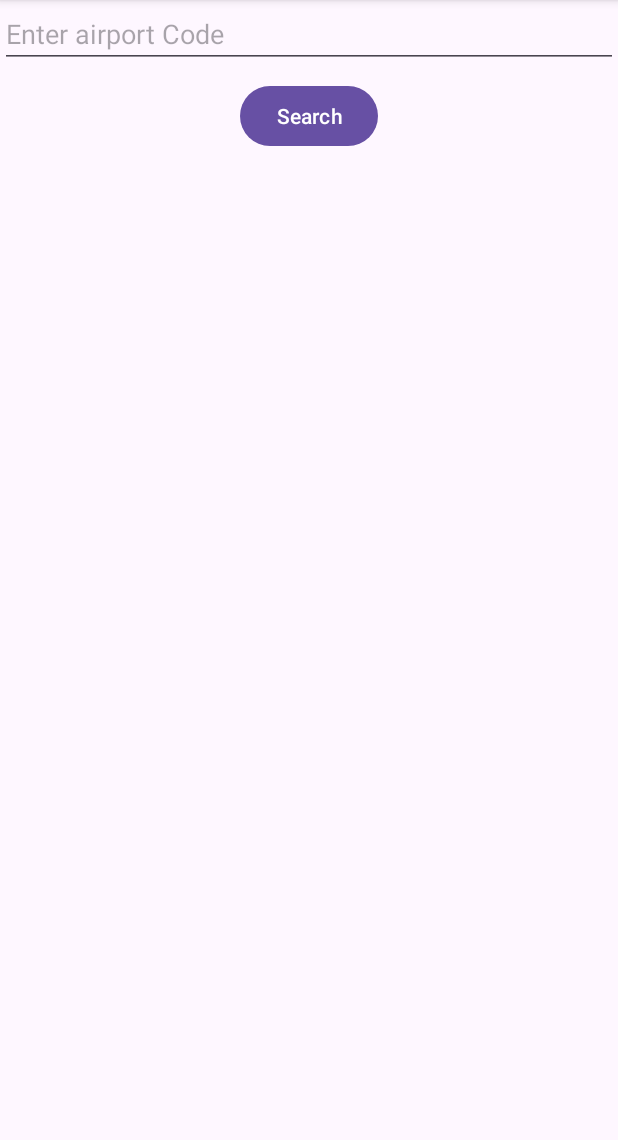
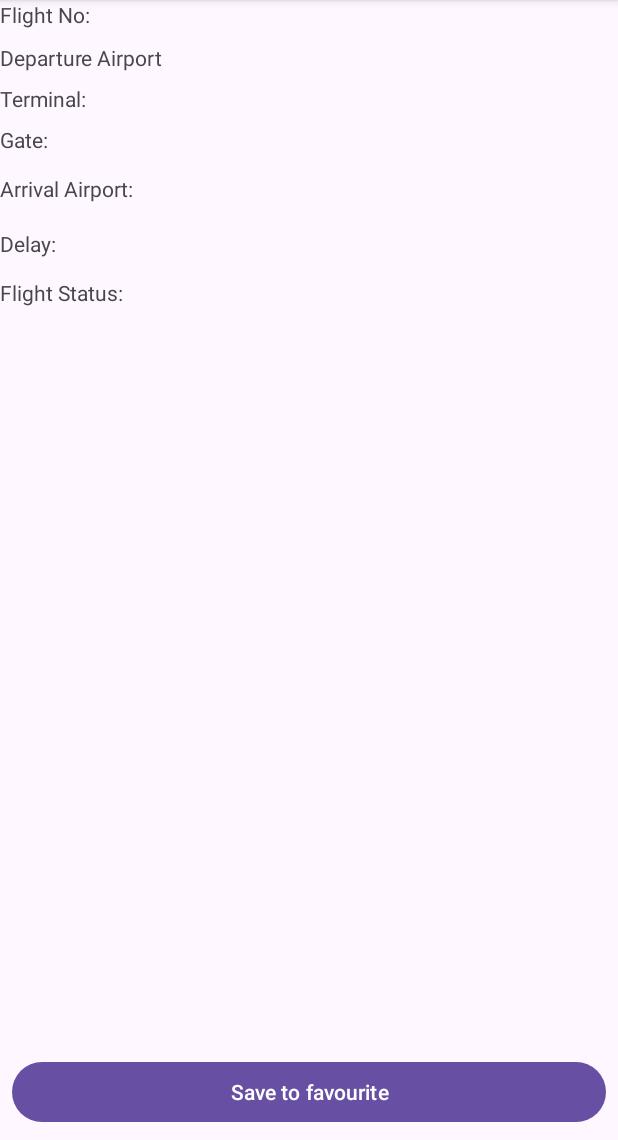
Before and after one commit to Farhana-Mahmud/CST2335_GROUP4_FINAL_PROJECT, an Android app: the screen it shows after launch (MainActivity before the commit, FlightDetail after it), after a tap on "Currency Converter", on a phone screen of 412 x 824 dp, the part 96-1236 px from its top. Run offline under Robolectric (Android 15) with nearby library versions, the phone set to English and light mode, and no system bars; our stand-ins replace Room's generated code, data binding; 1 statement that could not run was skipped.

Commit message:
Detail and Room Implementation Done

```diff
--- a/FlightTracker/app/build.gradle
+++ b/FlightTracker/app/build.gradle
@@ -37,6 +37,9 @@ dependencies {
     implementation 'com.google.android.material:material:1.9.0'
     implementation 'androidx.constraintlayout:constraintlayout:2.1.4'
     testImplementation 'junit:junit:4.13.2'
+    implementation "androidx.room:room-runtime:2.5.2"
+    annotationProcessor "androidx.room:room-compiler:2.5.2"
+    androidTestImplementation "androidx.room:room-testing:2.5.2"
     androidTestImplementation 'androidx.test.ext:junit:1.1.5'
     androidTestImplementation 'androidx.test.espresso:espresso-core:3.5.1'
     implementation 'com.android.volley:volley:1.2.1'
--- a/FlightTracker/app/src/main/java/com/example/flighttracker/API_KEYS.java
+++ b/FlightTracker/app/src/main/java/com/example/flighttracker/API_KEYS.java
@@ -2,6 +2,9 @@ package com.example.flighttracker;
 
 public class API_KEYS {
     public static final String DATA = "data";
+    public static final String DATABASE_NAME="flight_database";
+    public static final String TABLE_NAME="flight_table";
+    public static final String FLIGHT_DETAIL = "FLIGHT_DETAIL" ;
     public static String FLIGHT_DATE="flight_date";
     public static String FLIGHT_STATUS= "flight_status";
     public static String DEPARTURE ="departure";
--- a/FlightTracker/app/src/main/java/com/example/flighttracker/EntryActivity.java
+++ b/FlightTracker/app/src/main/java/com/example/flighttracker/EntryActivity.java
@@ -23,8 +23,17 @@ public class EntryActivity extends AppCompatActivity implements View.OnClickList
 
     @Override
     public void onClick(View view) {
-        Intent intent = new Intent(EntryActivity.this, MainActivity.class);
-        startActivity(intent);
+        if(view.getId()==R.id.btn_flight_tracker)
+        {
+            Intent intent = new Intent(EntryActivity.this, MainActivity.class);
+            startActivity(intent);
+        }
+        else if(view.getId()==R.id.btn_currency_converter)
+        {
+            Intent intent = new Intent(EntryActivity.this, FlightDetail.class);
+            startActivity(intent);
+        }
+
 
 
     }
--- /dev/null
+++ b/FlightTracker/app/src/main/java/com/example/flighttracker/FlightDetail.java
@@ -0,0 +1,66 @@
+package com.example.flighttracker;
+
+import androidx.appcompat.app.AppCompatActivity;
+import androidx.databinding.DataBindingUtil;
+import androidx.lifecycle.ViewModelProvider;
+import androidx.room.Room;
+
+import android.os.Bundle;
+import android.view.View;
+
+import com.example.flighttracker.database.FlightDao;
+import com.example.flighttracker.database.FlightDatabase;
+import com.example.flighttracker.databinding.ActivityFlightDetailBinding;
+
+import java.util.concurrent.Executor;
+import java.util.concurrent.Executors;
+
+public class FlightDetail extends AppCompatActivity implements View.OnClickListener {
+
+
+    FlightViewModel flightViewModel;
+    ActivityFlightDetailBinding flightDetailBinding;
+    FlightDatabase flightDatabase;
+    FlightDao flightDao;
+    Flight flight;
+
+    @Override
+    protected void onCreate(Bundle savedInstanceState) {
+        super.onCreate(savedInstanceState);
+        flightDetailBinding = DataBindingUtil.setContentView(this,R.layout.activity_flight_detail);
+        flightDetailBinding.setOnClick(this::onClick);
+        flightViewModel = new ViewModelProvider(this).get(FlightViewModel.class);
+        flightDatabase = Room.databaseBuilder(this,FlightDatabase.class,API_KEYS.DATABASE_NAME).build();
+        flightDao = flightDatabase.flightDao();
+        flight = getIntent().getExtras().getParcelable(API_KEYS.FLIGHT_DETAIL);
+        if(flight!=null)
+        {
+            fillFlightDetail(flight);
+        }
+    }
+
+    void fillFlightDetail(Flight flight)
+    {
+        flightDetailBinding.txtFlightNoValue.setText(flight.getmFlightNumber());
+        flightDetailBinding.txtTerminalValue.setText(flight.getmTerminal());
+        flightDetailBinding.txtGateValue.setText(flight.getmGate());
+        flightDetailBinding.txtDepAirportValue.setText(flight.getDeparture_airport());
+        flightDetailBinding.txtAirportArrival.setText(flight.getArrival_airport());
+        flightDetailBinding.txtFlightStatus.setText(flight.getStatus());
+        flightDetailBinding.txtDelay.setText(flight.getmDelay());
+    }
+
+    @Override
+    public void onClick(View view) {
+
+        if(view.getId()==R.id.btn_add)
+        {
+            Executor thread = Executors.newSingleThreadExecutor();
+            thread.execute(()->{
+                flightDao.insert(flight);
+                runOnUiThread(()->MainActivity.snackBar(FlightDetail.this,getResources().getString(R.string.add_into_favourite),flightDetailBinding.getRoot()));// Adds to database
+            });
+        }
+
+    }
+}
--- /dev/null
+++ b/FlightTracker/app/src/main/java/com/example/flighttracker/FlightViewModel.java
@@ -0,0 +1,11 @@
+package com.example.flighttracker;
+
+import androidx.lifecycle.ViewModel;
+
+import java.util.ArrayList;
+import java.util.List;
+
+public class FlightViewModel extends ViewModel {
+
+    public List<Flight> flightList = new ArrayList<>();
+}
--- /dev/null
+++ b/FlightTracker/app/src/main/java/com/example/flighttracker/OnItemClickListener.java
@@ -0,0 +1,6 @@
+package com.example.flighttracker;
+
+public interface OnItemClickListener {
+
+    void onItemClickListener(Flight flight,int position);
+}
--- /dev/null
+++ b/FlightTracker/app/src/main/java/com/example/flighttracker/database/FlightDao.java
@@ -0,0 +1,28 @@
+package com.example.flighttracker.database;
+
+import androidx.room.Dao;
+import androidx.room.Insert;
+import androidx.room.OnConflictStrategy;
+import androidx.room.Query;
+import androidx.room.Update;
+
+import com.example.flighttracker.Flight;
+
+import java.util.List;
+
+@Dao
+public interface FlightDao {
+    @Insert(onConflict = OnConflictStrategy.IGNORE)
+    void insert(Flight flight);
+
+    @Update
+    void update(Flight flight);
+
+    @Query("SELECT * from flight_table ORDER By flight_id Asc")
+    List<Flight> getFlights();
+
+    @Query("DELETE FROM flight_table WHERE flight_id = :flightId")
+    int deleteFlight(long flightId);
+    @Query("DELETE from flight_table")
+    void deleteAll();
+}
--- /dev/null
+++ b/FlightTracker/app/src/main/java/com/example/flighttracker/database/FlightDatabase.java
@@ -0,0 +1,19 @@
+package com.example.flighttracker.database;
+
+import android.content.Context;
+
+import androidx.room.Database;
+import androidx.room.Room;
+import androidx.room.RoomDatabase;
+
+import com.example.flighttracker.API_KEYS;
+import com.example.flighttracker.Flight;
+
+import java.util.concurrent.ExecutorService;
+import java.util.concurrent.Executors;
+
+@Database(entities = {Flight.class}, version = 1, exportSchema = false)
+public abstract class FlightDatabase  extends RoomDatabase {
+    public abstract FlightDao flightDao();
+
+}
--- /dev/null
+++ b/FlightTracker/app/src/main/res/layout/activity_flight_detail.xml
@@ -0,0 +1,161 @@
+<?xml version="1.0" encoding="utf-8"?>
+<layout xmlns:tools="http://schemas.android.com/tools"
+    xmlns:android="http://schemas.android.com/apk/res/android"
+    xmlns:app="http://schemas.android.com/apk/res-auto">
+    <data>
+        <variable
+            name="onClick"
+            type="android.view.View.OnClickListener" />
+    </data>
+<androidx.constraintlayout.widget.ConstraintLayout
+    android:layout_width="match_parent"
+    android:layout_height="match_parent"
+    tools:context=".FlightDetail">
+
+
+    <TextView
+        android:id="@+id/txt_flight_status"
+        android:layout_width="0dp"
+        android:layout_height="wrap_content"
+        android:layout_marginStart="8dp"
+        android:layout_marginTop="14dp"
+        app:layout_constraintEnd_toEndOf="parent"
+        app:layout_constraintStart_toEndOf="@+id/txt_flightnumber_label7"
+        app:layout_constraintTop_toBottomOf="@+id/txt_delay" />
+
+    <TextView
+        android:id="@+id/txt_delay"
+        android:layout_width="0dp"
+        android:layout_height="wrap_content"
+        android:layout_marginStart="8dp"
+        android:layout_marginTop="17dp"
+        app:layout_constraintEnd_toEndOf="parent"
+        app:layout_constraintStart_toEndOf="@+id/txt_flightnumber_label6"
+        app:layout_constraintTop_toBottomOf="@+id/txt_airport_arrival" />
+
+    <TextView
+        android:id="@+id/txt_airport_arrival"
+        android:layout_width="0dp"
+        android:layout_height="wrap_content"
+        android:layout_marginStart="8dp"
+        android:layout_marginTop="12dp"
+        app:layout_constraintEnd_toEndOf="parent"
+        app:layout_constraintHorizontal_bias="1.0"
+        app:layout_constraintStart_toEndOf="@+id/txt_flightnumber_label4"
+        app:layout_constraintTop_toBottomOf="@+id/txt_gate_value" />
+
+    <TextView
+        android:id="@+id/txt_flightnumber_label7"
+        android:layout_width="wrap_content"
+        android:layout_height="wrap_content"
+        android:layout_marginTop="13dp"
+        android:text="@string/flight_status"
+        app:layout_constraintStart_toStartOf="parent"
+        app:layout_constraintTop_toBottomOf="@+id/txt_flightnumber_label6" />
+
+    <TextView
+        android:id="@+id/txt_flightnumber_label6"
+        android:layout_width="wrap_content"
+        android:layout_height="wrap_content"
+        android:layout_marginTop="17dp"
+        android:text="@string/delay"
+        app:layout_constraintStart_toStartOf="parent"
+        app:layout_constraintTop_toBottomOf="@+id/txt_flightnumber_label4" />
+
+    <TextView
+        android:id="@+id/txt_flightnumber_label5"
+        android:layout_width="wrap_content"
+        android:layout_height="wrap_content"
+        android:layout_marginTop="8dp"
+        android:text="@string/gate"
+        app:layout_constraintStart_toStartOf="parent"
+        app:layout_constraintTop_toBottomOf="@+id/txt_flightnumber_label3" />
+
+    <TextView
+        android:id="@+id/txt_flightnumber_label4"
+        android:layout_width="wrap_content"
+        android:layout_height="wrap_content"
+        android:layout_marginTop="13dp"
+        android:text="@string/arrival_airport"
+        app:layout_constraintStart_toStartOf="parent"
+        app:layout_constraintTop_toBottomOf="@+id/txt_flightnumber_label5" />
+
+    <TextView
+        android:id="@+id/txt_terminal_value"
+        android:layout_width="0dp"
+        android:layout_height="wrap_content"
+        android:layout_marginStart="8dp"
+        android:layout_marginTop="8dp"
+        app:layout_constraintEnd_toEndOf="parent"
+        app:layout_constraintStart_toEndOf="@+id/txt_flightnumber_label3"
+        app:layout_constraintTop_toBottomOf="@+id/txt_dep_airport_value" />
+
+    <TextView
+        android:id="@+id/txt_flightnumber_label3"
+        android:layout_width="wrap_content"
+        android:layout_height="wrap_content"
+        android:layout_marginTop="8dp"
+        android:text="@string/terimal"
+        app:layout_constraintStart_toStartOf="parent"
+        app:layout_constraintTop_toBottomOf="@+id/txt_dep_airport_label" />
+
+    <Button
+        android:id="@+id/btn_add"
+        android:layout_width="0dp"
+        android:layout_height="wrap_content"
+        android:layout_marginStart="8dp"
+        android:layout_marginEnd="8dp"
+        android:layout_marginBottom="8dp"
+        android:onClick="@{(v)->onClick.onClick(v)}"
+        android:text="@string/save_to_favourite"
+        app:layout_constraintBottom_toBottomOf="parent"
+        app:layout_constraintEnd_toEndOf="parent"
+        app:layout_constraintStart_toStartOf="parent" />
+
+    <TextView
+        android:id="@+id/txt_flightnumber_label"
+        android:layout_width="wrap_content"
+        android:layout_height="wrap_content"
+        android:text="@string/flight_no"
+        app:layout_constraintStart_toStartOf="parent"
+        app:layout_constraintTop_toTopOf="parent" />
+
+    <TextView
+        android:id="@+id/txt_dep_airport_label"
+        android:layout_width="wrap_content"
+        android:layout_height="wrap_content"
+        android:layout_marginTop="9dp"
+        android:text="@string/departure_airport"
+        app:layout_constraintStart_toStartOf="parent"
+        app:layout_constraintTop_toBottomOf="@+id/txt_flightnumber_label" />
+
+    <TextView
+        android:id="@+id/txt_flight_no_value"
+        android:layout_width="0dp"
+        android:layout_height="wrap_content"
+        android:layout_marginStart="24dp"
+        app:layout_constraintEnd_toEndOf="parent"
+        app:layout_constraintStart_toEndOf="@+id/txt_flightnumber_label"
+        app:layout_constraintTop_toTopOf="parent" />
+
+    <TextView
+        android:id="@+id/txt_dep_airport_value"
+        android:layout_width="0dp"
+        android:layout_height="wrap_content"
+        android:layout_marginStart="8dp"
+        android:layout_marginTop="9dp"
+        app:layout_constraintEnd_toEndOf="parent"
+        app:layout_constraintStart_toEndOf="@+id/txt_dep_airport_label"
+        app:layout_constraintTop_toBottomOf="@+id/txt_flight_no_value" />
+
+    <TextView
+        android:id="@+id/txt_gate_value"
+        android:layout_width="0dp"
+        android:layout_height="wrap_content"
+        android:layout_marginStart="8dp"
+        android:layout_marginTop="8dp"
+        app:layout_constraintEnd_toEndOf="parent"
+        app:layout_constraintStart_toEndOf="@+id/txt_flightnumber_label5"
+        app:layout_constraintTop_toBottomOf="@+id/txt_terminal_value" />
+</androidx.constraintlayout.widget.ConstraintLayout>
+</layout>
--- a/FlightTracker/app/src/main/res/values/strings.xml
+++ b/FlightTracker/app/src/main/res/values/strings.xml
@@ -24,4 +24,10 @@
     <string name="no_data_found">No flights found for the given airport code.</string>
     <string name="api_error">Error occurred while fetching data</string>
     <string name="cancel">Cancel</string>
+    <string name="terimal">Terminal:</string>
+    <string name="gate">Gate:</string>
+    <string name="delay">Delay:</string>
+    <string name="departure_airport">Departure Airport</string>
+    <string name="save_to_favourite">Save to favourite</string>
+    <string name="add_into_favourite" >Add into favourite successfully</string>
 </resources>
```
Also changed, not shown: FlightTracker/app/src/main/AndroidManifest.xml (+5 -2 lines), FlightTracker/app/src/main/java/com/example/flighttracker/Flight.java (+84 -8 lines), FlightTracker/app/src/main/java/com/example/flighttracker/FlightAdapter.java (+14 -0 lines), FlightTracker/app/src/main/java/com/example/flighttracker/MainActivity.java (+15 -4 lines).
